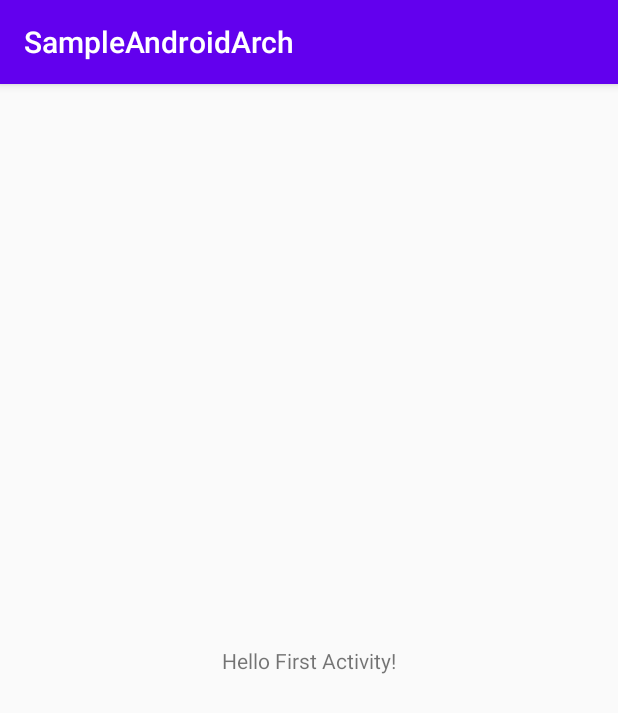
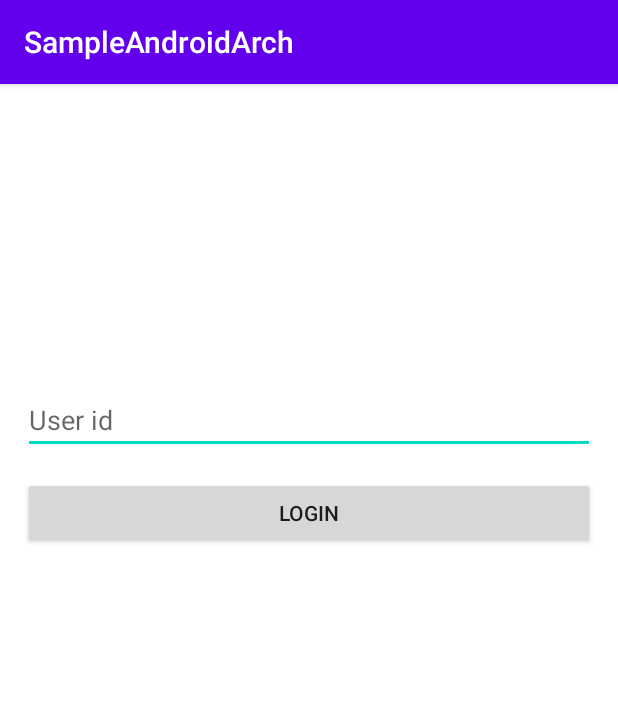
Before and after one commit to KaiserPerwez/SampleAndroidArch, an Android app: the screen it shows after launch (AuthActivity), on a phone screen of 412 x 824 dp. Shown: the top 713 px of the screen. Run offline under Robolectric (Android 15) with nearby library versions, the phone set to English and light mode, and no system bars; our stand-ins replace Dagger/Hilt's generated code.

Commit message:
Auth with Viewmodel and dagger

```diff
--- a/app/src/main/AndroidManifest.xml
+++ b/app/src/main/AndroidManifest.xml
@@ -3,14 +3,14 @@
     package="com.kaiser.sampleandroidarch">
 
     <application
-        android:name=".di.BaseApplication"
+        android:name=".BaseApplication"
         android:allowBackup="true"
         android:icon="@mipmap/ic_launcher"
         android:label="@string/app_name"
         android:roundIcon="@mipmap/ic_launcher_round"
         android:supportsRtl="true"
         android:theme="@style/AppTheme">
-        <activity android:name=".AuthActivity">
+        <activity android:name=".ui.auth.AuthActivity">
             <intent-filter>
                 <action android:name="android.intent.action.MAIN" />
 
--- a/app/src/main/java/com/kaiser/sampleandroidarch/AuthActivity.kt
+++ /dev/null
@@ -1,11 +0,0 @@
-package com.kaiser.sampleandroidarch
-
-import android.os.Bundle
-import androidx.appcompat.app.AppCompatActivity
-
-class AuthActivity : AppCompatActivity() {
-    override fun onCreate(savedInstanceState: Bundle?) {
-        super.onCreate(savedInstanceState)
-        setContentView(R.layout.activity_auth)
-    }
-}
--- /dev/null
+++ b/app/src/main/java/com/kaiser/sampleandroidarch/BaseApplication.kt
@@ -0,0 +1,11 @@
+package com.kaiser.sampleandroidarch
+
+import com.kaiser.sampleandroidarch.di.DaggerAppComponent
+import dagger.android.AndroidInjector
+import dagger.android.support.DaggerApplication
+
+class BaseApplication : DaggerApplication() {
+    override fun applicationInjector(): AndroidInjector<out DaggerApplication> {
+        return DaggerAppComponent.builder().application(this).build()
+    }
+}
--- a/app/src/main/java/com/kaiser/sampleandroidarch/di/BaseApplication.kt
+++ /dev/null
@@ -1,10 +0,0 @@
-package com.kaiser.sampleandroidarch.di
-
-import dagger.android.AndroidInjector
-import dagger.android.support.DaggerApplication
-
-class BaseApplication : DaggerApplication() {
-    override fun applicationInjector(): AndroidInjector<out DaggerApplication>? {
-        return DaggerAppComponent.builder().bindApplication(this).build()
-    }
-}
--- /dev/null
+++ b/app/src/main/java/com/kaiser/sampleandroidarch/ui/auth/AuthActivity.kt
@@ -0,0 +1,31 @@
+package com.kaiser.sampleandroidarch.ui.auth
+
+import android.os.Bundle
+import android.util.Log
+import androidx.lifecycle.ViewModelProvider
+import com.kaiser.sampleandroidarch.R
+import com.kaiser.sampleandroidarch.viewmodels.ViewModelProviderFactory
+import dagger.android.support.DaggerAppCompatActivity
+import javax.inject.Inject
+
+
+class AuthActivity : DaggerAppCompatActivity() {
+    @Inject
+    lateinit var viewModelProviderFactory: ViewModelProviderFactory
+
+
+    lateinit var authViewModel: AuthViewModel
+
+    override fun onCreate(savedInstanceState: Bundle?) {
+        super.onCreate(savedInstanceState)
+        setContentView(R.layout.activity_auth)
+
+        authViewModel =
+            ViewModelProvider(this, viewModelProviderFactory).get(AuthViewModel::class.java)
+        Log.d(TAG, "onCreate: ${authViewModel.v}")
+    }
+
+    companion object {
+        private const val TAG = "AuthActivity"
+    }
+}
--- /dev/null
+++ b/app/src/main/java/com/kaiser/sampleandroidarch/ui/auth/AuthViewModel.kt
@@ -0,0 +1,9 @@
+package com.kaiser.sampleandroidarch.ui.auth
+
+import androidx.lifecycle.ViewModel
+import javax.inject.Inject
+
+class AuthViewModel @Inject constructor() : ViewModel() {
+
+    val v = "Hey"
+}
--- /dev/null
+++ b/app/src/main/java/com/kaiser/sampleandroidarch/viewmodels/ViewModelProviderFactory.kt
@@ -0,0 +1,41 @@
+package com.kaiser.sampleandroidarch.viewmodels
+
+import androidx.lifecycle.ViewModel
+import androidx.lifecycle.ViewModelProvider
+import javax.inject.Inject
+import javax.inject.Provider
+
+
+@Suppress("UNCHECKED_CAST")
+class ViewModelProviderFactory @Inject constructor(private val creators: Map<Class<out ViewModel>, @JvmSuppressWildcards Provider<ViewModel>>) :
+    ViewModelProvider.Factory {
+    override fun <T : ViewModel> create(modelClass: Class<T>): T {
+        var creator: Provider<ViewModel>? = creators[modelClass]
+        if (creator == null) { // if the viewmodel has not been created
+
+            // loop through the allowable keys (aka allowed classes with the @ViewModelKey)
+            for ((key, value) in creators) {
+
+                // if it's allowed, set the Provider<ViewModel>
+                if (modelClass.isAssignableFrom(key)) {
+                    creator = value
+                    break
+                }
+            }
+        }
+
+        // if this is not one of the allowed keys, throw exception
+        requireNotNull(creator) { "unknown model class $modelClass" }
+
+        // return the Provider
+        return try {
+            creator.get() as T
+        } catch (e: Exception) {
+            throw RuntimeException(e)
+        }
+    }
+
+    companion object {
+        private const val TAG = "ViewModelProviderFactory"
+    }
+}
--- a/app/src/main/res/layout/activity_auth.xml
+++ b/app/src/main/res/layout/activity_auth.xml
@@ -1,18 +1,52 @@
 <?xml version="1.0" encoding="utf-8"?>
 <androidx.constraintlayout.widget.ConstraintLayout xmlns:android="http://schemas.android.com/apk/res/android"
     xmlns:app="http://schemas.android.com/apk/res-auto"
-    xmlns:tools="http://schemas.android.com/tools"
     android:layout_width="match_parent"
     android:layout_height="match_parent"
-    tools:context=".AuthActivity">
+    android:background="#fff"
+    android:padding="15dp">
 
-    <TextView
-        android:layout_width="wrap_content"
-        android:layout_height="wrap_content"
-        android:text="Hello First Activity!"
-        app:layout_constraintBottom_toBottomOf="parent"
+    <ImageView
+        android:id="@+id/login_logo"
+        android:layout_width="150dp"
+        android:layout_height="150dp"
+        android:layout_marginTop="16dp"
         app:layout_constraintLeft_toLeftOf="parent"
         app:layout_constraintRight_toRightOf="parent"
         app:layout_constraintTop_toTopOf="parent" />
 
+    <EditText
+        android:id="@+id/user_id_input"
+        android:layout_width="match_parent"
+        android:layout_height="wrap_content"
+        android:layout_marginTop="20dp"
+        android:hint="User id"
+        android:textColor="#000"
+        app:layout_constraintLeft_toLeftOf="parent"
+        app:layout_constraintRight_toRightOf="parent"
+        app:layout_constraintTop_toBottomOf="@+id/login_logo" />
+
+    <Button
+        android:id="@+id/login_button"
+        android:layout_width="match_parent"
+        android:layout_marginTop="15dp"
+        android:text="Login"
+        android:layout_height="wrap_content"
+        app:layout_constraintLeft_toLeftOf="parent"
+        app:layout_constraintRight_toRightOf="parent"
+        app:layout_constraintTop_toBottomOf="@+id/user_id_input" />
+
+    <ProgressBar
+        android:id="@+id/progress_bar"
+        app:layout_constraintBottom_toBottomOf="parent"
+        app:layout_constraintRight_toRightOf="parent"
+        style="@style/Widget.AppCompat.ProgressBar"
+        android:layout_width="wrap_content"
+        android:layout_height="wrap_content"
+        android:layout_centerInParent="true"
+        android:elevation="20dp"
+        android:visibility="gone"
+        app:layout_constraintLeft_toLeftOf="parent"
+        app:layout_constraintTop_toTopOf="parent" />
+
 </androidx.constraintlayout.widget.ConstraintLayout>
```
Also changed, not shown: app/build.gradle (+8 -3 lines), app/src/main/java/com/kaiser/sampleandroidarch/di/ActivityBuilderModule.kt (+6 -8 lines), app/src/main/java/com/kaiser/sampleandroidarch/di/AppComponent.kt (+6 -5 lines), app/src/main/java/com/kaiser/sampleandroidarch/di/AppModule.kt (+61 -1 lines), app/src/main/java/com/kaiser/sampleandroidarch/di/ViewModelFactoryModule.kt (added, +12 -0 lines), app/src/main/java/com/kaiser/sampleandroidarch/di/ViewModelKey.kt (added, +42 -0 lines), app/src/main/java/com/kaiser/sampleandroidarch/di/auth/AuthViewModelModule.kt (added, +17 -0 lines), app/src/main/res/drawable/logo.png (added), app/src/main/res/drawable/white_background.png (added), 1 other file.
